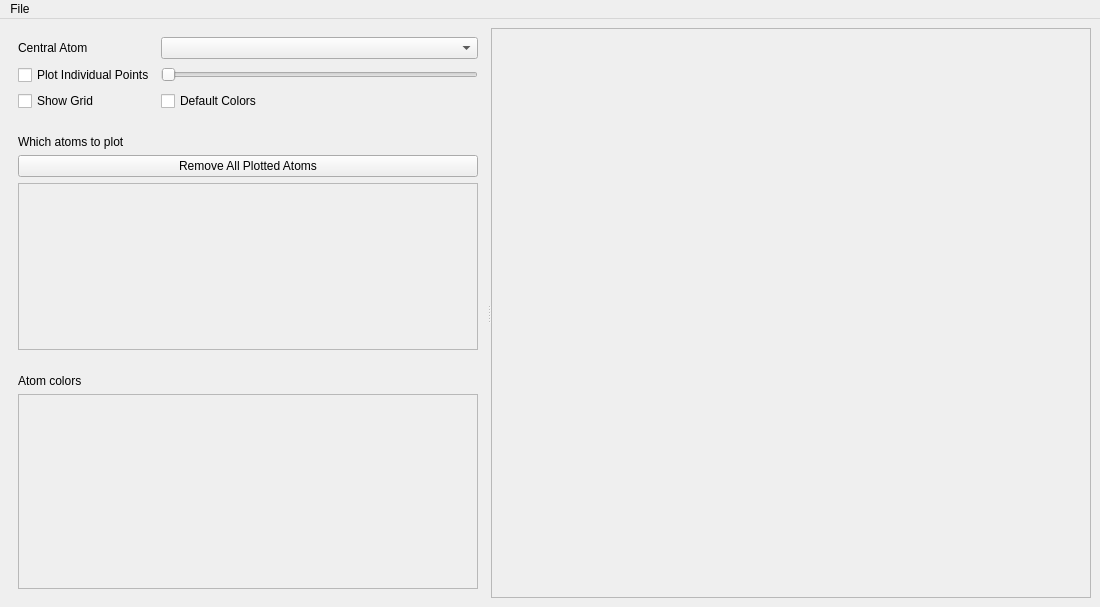
Before: the Qt Designer form src/ALFVisualizer.ui in m-julian/ALFVisualizer, drawn with Qt 5.
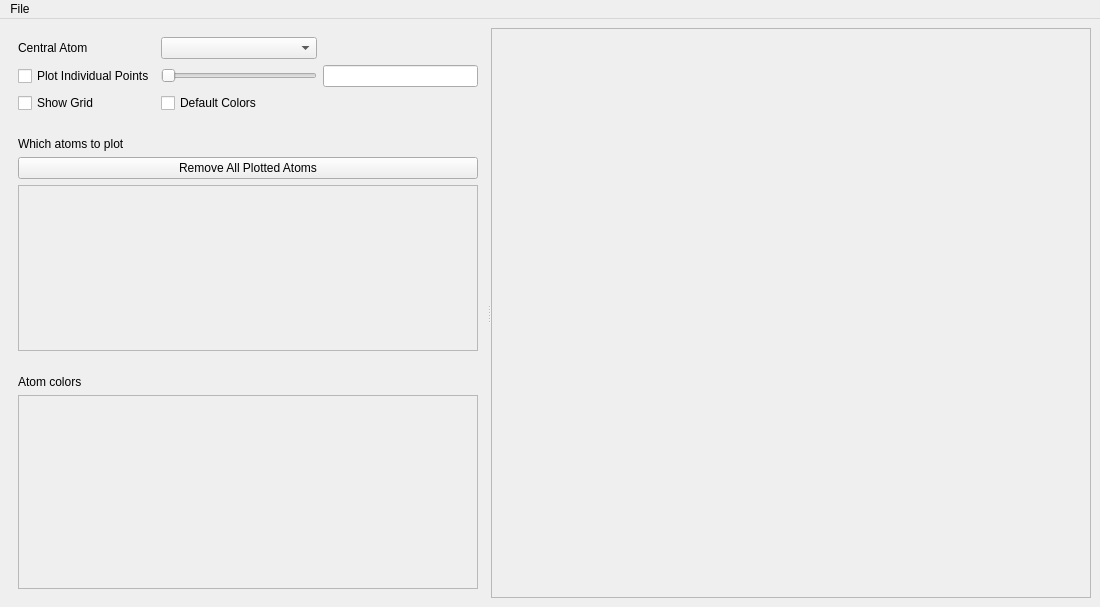
After: the same form once the commit is applied.

Commit message: working text box with timestep value

What changed in the file:
```diff
--- a/src/ALFVisualizer.ui
+++ b/src/ALFVisualizer.ui
@@ -40,44 +40,47 @@
            </sizepolicy>
           </property>
           <layout class="QGridLayout" name="gridLayout_3">
-           <item row="1" column="0" colspan="2">
+           <item row="0" column="3">
+            <widget class="QComboBox" name="atom_names_combo"/>
+           </item>
+           <item row="1" column="1" colspan="2">
             <widget class="QCheckBox" name="plot_individual_point_checkbox">
              <property name="text">
               <string>Plot Individual Points</string>
              </property>
             </widget>
            </item>
-           <item row="2" column="0">
-            <widget class="QCheckBox" name="show_grid_checkbox">
-             <property name="text">
-              <string>Show Grid</string>
-             </property>
-            </widget>
-           </item>
-           <item row="0" column="0">
-            <widget class="QLabel" name="central_alf_atom_label">
-             <property name="text">
-              <string>Central Atom</string>
-             </property>
-            </widget>
-           </item>
-           <item row="2" column="2">
+           <item row="2" column="3">
             <widget class="QCheckBox" name="default_atom_colors_checkbox">
              <property name="text">
               <string>Default Colors</string>
              </property>
             </widget>
            </item>
-           <item row="0" column="2">
-            <widget class="QComboBox" name="atom_names_combo"/>
-           </item>
-           <item row="1" column="2">
+           <item row="1" column="3">
             <widget class="QSlider" name="individual_point_slider">
              <property name="orientation">
               <enum>Qt::Horizontal</enum>
              </property>
             </widget>
            </item>
+           <item row="2" column="1">
+            <widget class="QCheckBox" name="show_grid_checkbox">
+             <property name="text">
+              <string>Show Grid</string>
+             </property>
+            </widget>
+           </item>
+           <item row="0" column="1">
+            <widget class="QLabel" name="central_alf_atom_label">
+             <property name="text">
+              <string>Central Atom</string>
+             </property>
+            </widget>
+           </item>
+           <item row="1" column="4">
+            <widget class="QLineEdit" name="individual_point_box"/>
+           </item>
           </layout>
          </widget>
         </item>
```
The commit also changes 1 other file.
